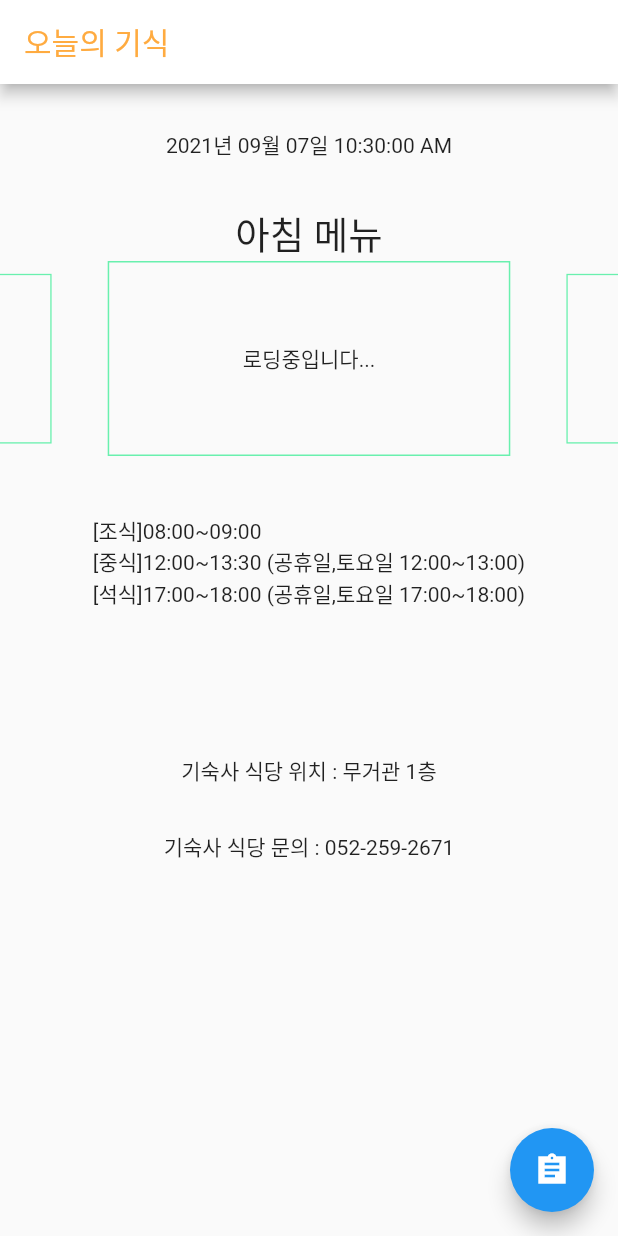
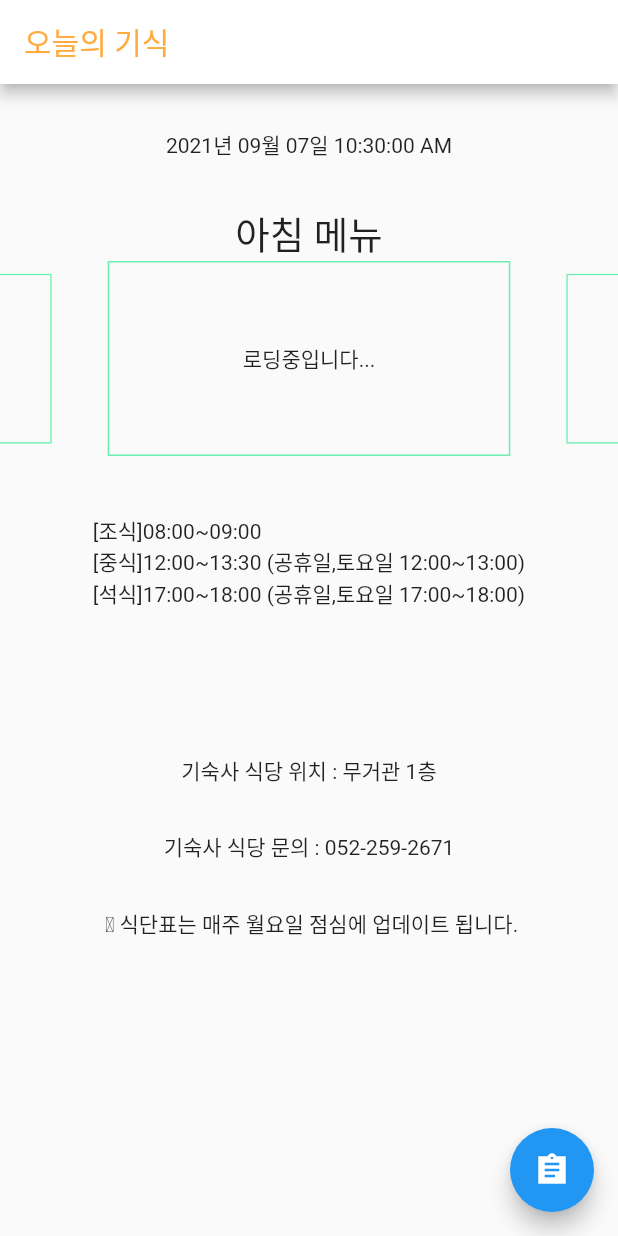
Before and after one commit to mkdevelop5002/UOU_ssik_ssik, a Flutter app: the screen it shows after launch, on a phone screen of 412 x 824 dp. Run offline on Flutter 3.47's test engine with Material 2 defaults, Android fonts, the phone set to English and light mode, and no system bars; drawn by our look-alikes of carousel_slider; our stand-ins replace date_format, dotted_line, timer_builder; missing offline and left inert: web_scraper; Roboto replaces fonts that are missing (Cafe24).

Commit message:
Add homePage UI

```diff
--- a/lib/screen/homepage.dart
+++ b/lib/screen/homepage.dart
@@ -113,6 +113,10 @@ class _MyHomePageState extends State<MyHomePage> {
               height: 30,
             ),
             Text('기숙사 식당 문의 : 052-259-2671'),
+            SizedBox(
+              height: 30,
+            ),
+            Text(' \u{2714} 식단표는 매주 월요일 점심에 업데이트 됩니다.')
           ],
         ),
       ),
```
